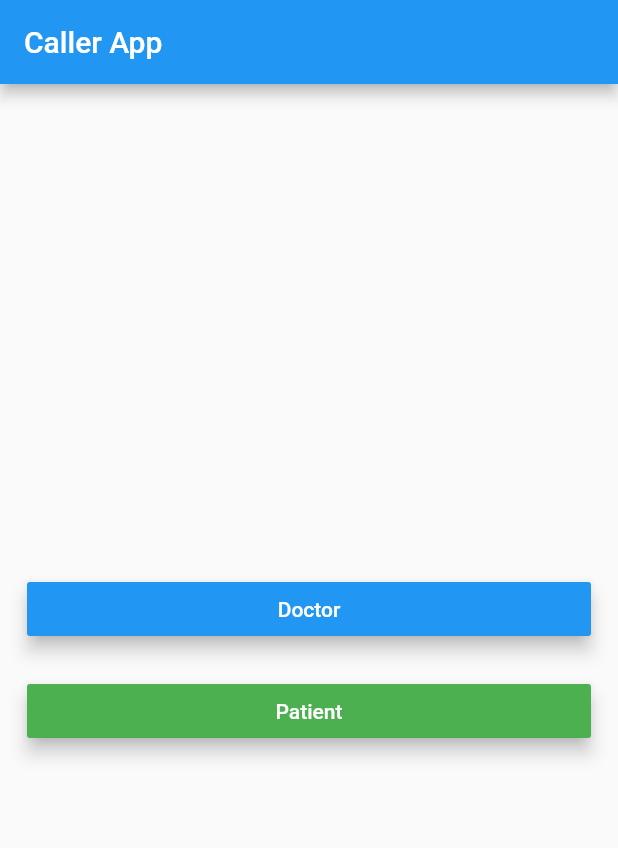
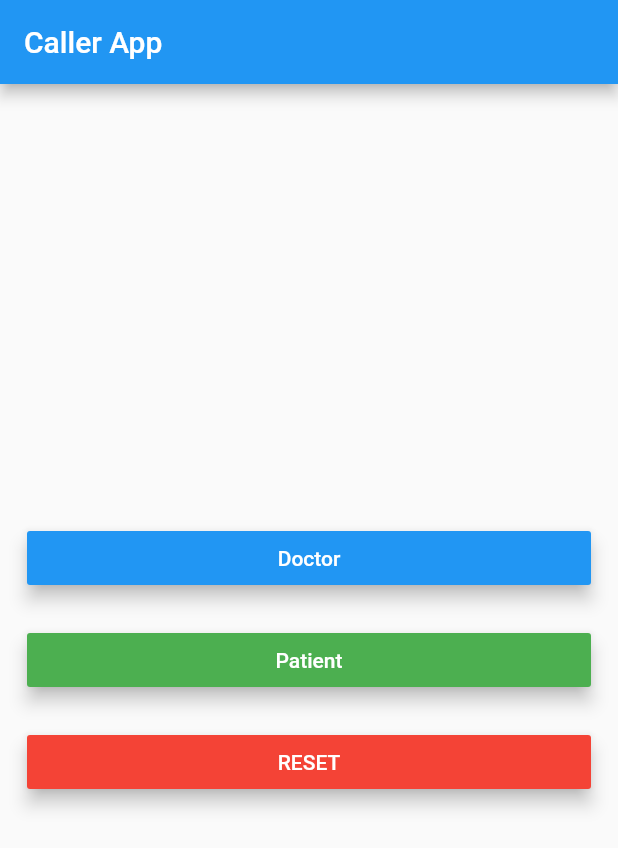
Before and after one commit to dinurymomshad/test_caller_app, a Flutter app: the screen it shows after launch, on a phone screen of 412 x 824 dp. Shown: the top 848 px of the screen. Run offline on Flutter 3.47's test engine with Material 2 defaults, Android fonts, the light colour scheme and no system bars; our stand-ins replace firebase_database; accounts and stored records are empty.

Commit message:
added reset button / stream builder to listen for changes

```diff
--- a/lib/main.dart
+++ b/lib/main.dart
@@ -1,5 +1,6 @@
 import 'package:flutter/material.dart';
 import 'package:test_caller_app/patient_screen.dart';
+import 'package:test_caller_app/services.dart';
 
 import 'doctor_screen.dart';
 
@@ -60,6 +61,18 @@ class MyHomePage extends StatelessWidget {
                   style: TextStyle(color: Colors.white),
                 ),
               ),
+              SizedBox(height: 20),
+              RaisedButton(
+                onPressed: () {
+                  database.deleteData();
+                },
+                color: Colors.red,
+                elevation: 5,
+                child: Text(
+                  "RESET",
+                  style: TextStyle(color: Colors.white),
+                ),
+              ),
             ],
           ),
         ),
```
Also changed, not shown: lib/patient_screen.dart (+33 -15 lines), lib/services.dart (+3 -7 lines).
